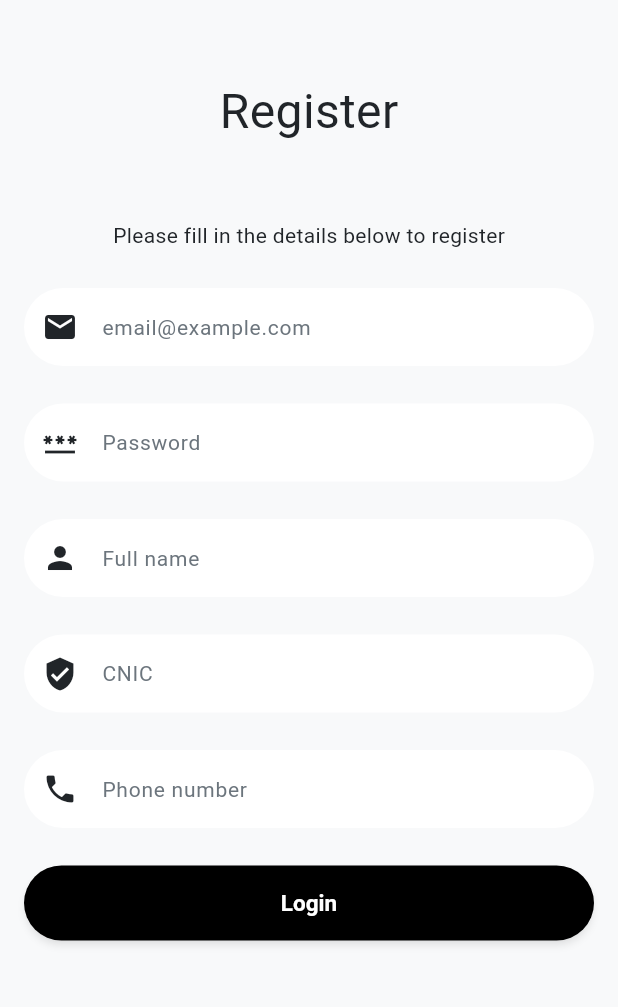
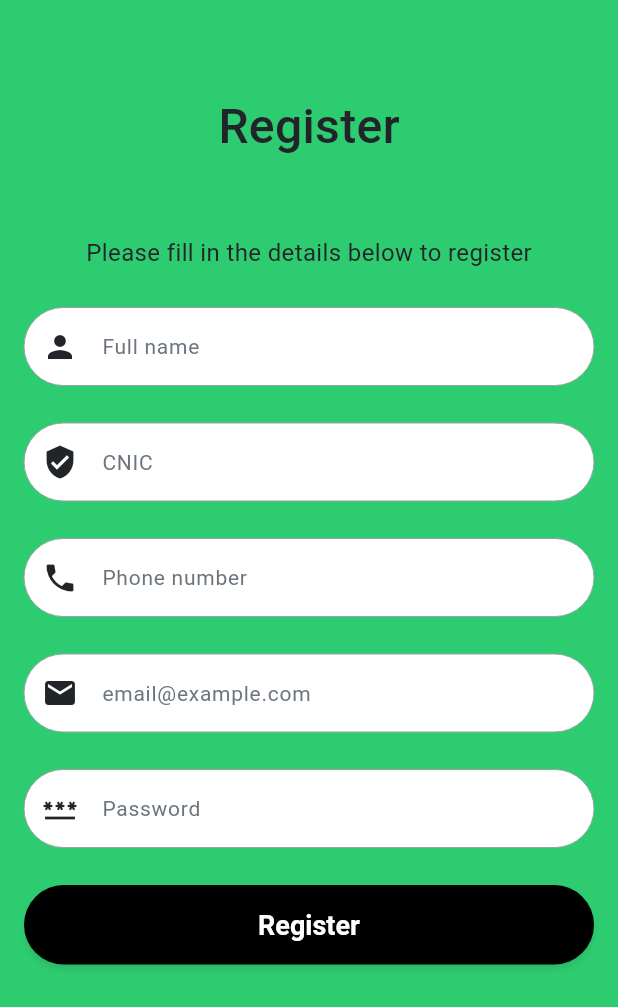
Before and after one commit to hasanat-ahmad/MTAG-Queue-Skipper, a Flutter app: the RegisterScreen screen opened by its route, on a phone screen of 412 x 824 dp. Shown: the top 1007 px of the screen. Run offline on Flutter 3.47's test engine with Material 3 defaults, Android fonts, the phone set to English and light mode, and no system bars; our stand-ins replace mask_text_input_formatter.

Commit message:
Update register screen with form validation for all fields
Made-with: Cursor

```diff
--- a/lib/screens/register_screen.dart
+++ b/lib/screens/register_screen.dart
@@ -1,8 +1,22 @@
 import 'package:flutter/material.dart';
 import 'package:mask_text_input_formatter/mask_text_input_formatter.dart';
+import 'package:mtag_queue_skipper/constants/app_colors.dart';
+import 'package:mtag_queue_skipper/constants/app_fonts.dart';
 
-class RegisterScreen extends StatelessWidget {
-  RegisterScreen({super.key});
+class RegisterScreen extends StatefulWidget {
+  const RegisterScreen({super.key});
+
+  @override
+  State<RegisterScreen> createState() => _RegisterScreenState();
+}
+
+class _RegisterScreenState extends State<RegisterScreen> {
+  final _formKey = GlobalKey<FormState>();
+  final _emailController = TextEditingController();
+  final _passwordController = TextEditingController();
+  final _nameController = TextEditingController();
+  final _cnicController = TextEditingController();
+  final _phoneController = TextEditingController();
 
   final cnicMaskFormatter = MaskTextInputFormatter(
     mask: 'xxxxx-xxxxxxx-x',
@@ -13,36 +27,65 @@ class RegisterScreen extends StatelessWidget {
     mask: "03xx-xxxxxxx",
     filter: {"x": RegExp(r'[0-9]')},
   );
+
+  @override
+  void dispose() {
+    _emailController.dispose();
+    _passwordController.dispose();
+    _nameController.dispose();
+    _cnicController.dispose();
+    _phoneController.dispose();
+    super.dispose();
+  }
+
   @override
   Widget build(BuildContext context) {
     return Scaffold(
+      backgroundColor: AppColors.accentGreen,
       body: SafeArea(
         child: Padding(
           padding: const EdgeInsets.all(16.0),
+          child: Form(
+            key: _formKey,
+            // autovalidateMode: AutovalidateMode.onUserInteraction,
             child: Column(
               children: [
-              SizedBox(height: 35),
-              Text("Register", style: TextStyle(fontSize: 32)),
-              SizedBox(height: 50),
-              Text("Please fill in the details below to register"),
-              SizedBox(height: 25),
+                const SizedBox(height: 45),
+                const Text(
+                  "Register",
+                  style: TextStyle(
+                    fontSize: 32,
+                    fontWeight: FontWeight.w500,
+                    fontFamily: AppFonts.primaryFont,
+                  ),
+                ),
+                const SizedBox(height: 50),
+                const Text(
+                  "Please fill in the details below to register",
+                  style: TextStyle(
+                    fontFamily: AppFonts.primaryFont,
+                    fontSize: 16,
+                  ),
+                ),
+                const SizedBox(height: 25),
                 TextFormField(
-                keyboardType: TextInputType.emailAddress,
+                  controller: _nameController,
+                  keyboardType: TextInputType.name,
                   decoration: InputDecoration(
-                  prefixIcon: Icon(Icons.email),
+                    prefixIcon: const Icon(Icons.person),
                     filled: true,
-                  hintText: "email@example.com",
-
+                    hintText: "Full name",
+                    errorStyle: const TextStyle(color: Colors.black),
                     enabledBorder: OutlineInputBorder(
                       borderRadius: BorderRadius.circular(100),
                       borderSide: const BorderSide(
                         width: 0,
-                      color: Colors.transparent,
+                        color: AppColors.disabledText,
                       ),
                     ),
                     focusedBorder: OutlineInputBorder(
                       borderRadius: BorderRadius.circular(100),
-                    borderSide: BorderSide(width: 1),
+                      borderSide: const BorderSide(width: 1),
                     ),
                     errorBorder: OutlineInputBorder(
                       borderRadius: BorderRadius.circular(100),
@@ -59,26 +102,33 @@ class RegisterScreen extends StatelessWidget {
                       ),
                     ),
                   ),
+                  validator: (value) {
+                    if (value == null || value.trim().isEmpty) {
+                      return 'Full name is required';
+                    }
+                    return null;
+                  },
                 ),
-              SizedBox(height: 25),
+                const SizedBox(height: 25),
                 TextFormField(
-                keyboardType: TextInputType.emailAddress,
-                obscureText: true,
+                  controller: _cnicController,
+                  keyboardType: TextInputType.number,
+                  inputFormatters: [cnicMaskFormatter],
                   decoration: InputDecoration(
-                  prefixIcon: Icon(Icons.password),
+                    prefixIcon: const Icon(Icons.verified_user),
                     filled: true,
-                  hintText: "Password",
-
+                    hintText: "CNIC",
+                    errorStyle: const TextStyle(color: Colors.black),
                     enabledBorder: OutlineInputBorder(
                       borderRadius: BorderRadius.circular(100),
                       borderSide: const BorderSide(
                         width: 0,
-                      color: Colors.transparent,
+                        color: AppColors.disabledText,
                       ),
                     ),
                     focusedBorder: OutlineInputBorder(
                       borderRadius: BorderRadius.circular(100),
-                    borderSide: BorderSide(width: 1),
+                      borderSide: const BorderSide(width: 1),
                     ),
                     errorBorder: OutlineInputBorder(
                       borderRadius: BorderRadius.circular(100),
@@ -95,24 +145,36 @@ class RegisterScreen extends StatelessWidget {
                       ),
                     ),
                   ),
+                  validator: (value) {
+                    if (value == null || value.trim().isEmpty) {
+                      return 'CNIC is required';
+                    }
+                    if (value.replaceAll('-', '').length != 13) {
+                      return 'CNIC must be 13 digits';
+                    }
+                    return null;
+                  },
                 ),
-              SizedBox(height: 25),
+                const SizedBox(height: 25),
                 TextFormField(
-                keyboardType: TextInputType.name,
+                  controller: _phoneController,
+                  keyboardType: TextInputType.phone,
+                  inputFormatters: [phoneMaskFormatter],
                   decoration: InputDecoration(
-                  prefixIcon: Icon(Icons.person),
+                    prefixIcon: const Icon(Icons.phone),
                     filled: true,
-                  hintText: "Full name",
+                    hintText: "Phone number",
+                    errorStyle: const TextStyle(color: Colors.black),
                     enabledBorder: OutlineInputBorder(
                       borderRadius: BorderRadius.circular(100),
                       borderSide: const BorderSide(
                         width: 0,
-                      color: Colors.transparent,
+                        color: AppColors.disabledText,
                       ),
                     ),
                     focusedBorder: OutlineInputBorder(
                       borderRadius: BorderRadius.circular(100),
-                    borderSide: BorderSide(width: 1),
+                      borderSide: const BorderSide(width: 1),
                     ),
                     errorBorder: OutlineInputBorder(
                       borderRadius: BorderRadius.circular(100),
@@ -129,26 +191,35 @@ class RegisterScreen extends StatelessWidget {
                       ),
                     ),
                   ),
+                  validator: (value) {
+                    if (value == null || value.trim().isEmpty) {
+                      return 'Phone number is required';
+                    }
+                    if (value.replaceAll('-', '').length != 11) {
+                      return 'Phone number must be 11 digits';
+                    }
+                    return null;
+                  },
                 ),
-              SizedBox(height: 25),
+                const SizedBox(height: 25),
                 TextFormField(
-                keyboardType: TextInputType.number,
-                inputFormatters: [cnicMaskFormatter],
+                  controller: _emailController,
+                  keyboardType: TextInputType.emailAddress,
                   decoration: InputDecoration(
-                  prefixIcon: Icon(Icons.verified_user),
+                    prefixIcon: const Icon(Icons.email),
                     filled: true,
-                  hintText: "CNIC",
-
+                    hintText: "email@example.com",
+                    errorStyle: const TextStyle(color: Colors.black),
                     enabledBorder: OutlineInputBorder(
                       borderRadius: BorderRadius.circular(100),
                       borderSide: const BorderSide(
                         width: 0,
-                      color: Colors.transparent,
+                        color: AppColors.disabledText,
                       ),
                     ),
                     focusedBorder: OutlineInputBorder(
                       borderRadius: BorderRadius.circular(100),
-                    borderSide: BorderSide(width: 1),
+                      borderSide: const BorderSide(width: 1),
                     ),
                     errorBorder: OutlineInputBorder(
                       borderRadius: BorderRadius.circular(100),
@@ -165,26 +236,38 @@ class RegisterScreen extends StatelessWidget {
                       ),
                     ),
                   ),
+                  validator: (value) {
+                    if (value == null || value.trim().isEmpty) {
+                      return 'Email is required';
+                    }
+                    final RegExp emailRegex = RegExp(
+                      r'^(([^<>()[\]\\.,;:\s@"]+(\.[^<>()[\]\\.,;:\s@"]+)*)|(".+"))@((\[[0-9]{1,3}\.[0-9]{1,3}\.[0-9]{1,3}\.[0-9]{1,3}\])|(([a-zA-Z\-0-9]+\.)+[a-zA-Z]{2,}))$',
+                    );
+                    if (!emailRegex.hasMatch(value)) {
+                      return 'Enter a valid email address';
+                    }
+                    return null;
+                  },
                 ),
-              SizedBox(height: 25),
+                const SizedBox(height: 25),
                 TextFormField(
-                keyboardType: TextInputType.phone,
-                inputFormatters: [phoneMaskFormatter],
+                  controller: _passwordController,
+                  obscureText: true,
                   decoration: InputDecoration(
-                  prefixIcon: Icon(Icons.phone),
+                    prefixIcon: const Icon(Icons.password),
                     filled: true,
-                  hintText: "Phone number",
-
+                    hintText: "Password",
+                    errorStyle: const TextStyle(color: Colors.black),
                     enabledBorder: OutlineInputBorder(
                       borderRadius: BorderRadius.circular(100),
                       borderSide: const BorderSide(
                         width: 0,
-                      color: Colors.transparent,
+                        color: AppColors.disabledText,
                       ),
                     ),
                     focusedBorder: OutlineInputBorder(
                       borderRadius: BorderRadius.circular(100),
-                    borderSide: BorderSide(width: 1),
+                      borderSide: const BorderSide(width: 1),
                     ),
                     errorBorder: OutlineInputBorder(
                       borderRadius: BorderRadius.circular(100),
@@ -201,8 +284,14 @@ class RegisterScreen extends StatelessWidget {
                       ),
                     ),
                   ),
+                  validator: (value) {
+                    if (value == null || value.length < 8) {
+                      return 'Password must be at least 8 characters long';
+                    }
+                    return null;
+                  },
                 ),
-              SizedBox(height: 25),
+                const SizedBox(height: 25),
                 SizedBox(
                   width: double.infinity,
                   child: ElevatedButton(
@@ -212,16 +301,24 @@ class RegisterScreen extends StatelessWidget {
                         borderRadius: BorderRadius.circular(100),
                       ),
                       shadowColor: Colors.black.withAlpha(100),
-                    padding: EdgeInsets.symmetric(vertical: 16),
+                      padding: const EdgeInsets.symmetric(vertical: 16),
                     ),
-                  onPressed: () {Navigator.pushNamed(context, '/home');},
-                  child: Text("Login", style: TextStyle(color: Colors.white, fontSize: 15),),
+                    onPressed: () {
+                      if (_formKey.currentState!.validate()) {
+                        Navigator.pushNamed(context, '/home');
+                      }
+                    },
+                    child: const Text(
+                      "Register",
+                      style: TextStyle(color: Colors.white, fontSize: 18),
+                    ),
                   ),
                 ),
               ],
             ),
           ),
         ),
+      ),
     );
   }
 }
```
Lines whose indentation alone changed are shown as unchanged.
